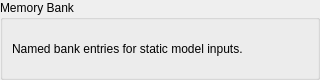
The window that src/WhiskerToolbox/DeepLearning_Widget/UI/DataBank/DataBankPropertiesWidget.ui (paulmthompson/WhiskerToolbox) describes before a commit, drawn with Qt 5.
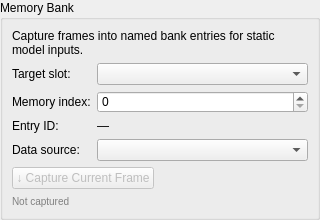
The same window after the commit.

Commit message: create separate UI for memory bank

Patch:
```diff
--- a/src/WhiskerToolbox/DeepLearning_Widget/UI/DataBank/DataBankPropertiesWidget.ui
+++ b/src/WhiskerToolbox/DeepLearning_Widget/UI/DataBank/DataBankPropertiesWidget.ui
@@ -7,7 +7,7 @@
     <x>0</x>
     <y>0</y>
     <width>320</width>
-    <height>80</height>
+    <height>220</height>
    </rect>
   </property>
   <property name="windowTitle">
@@ -35,13 +35,105 @@
       <item>
        <widget class="QLabel" name="memoryBankLabel">
         <property name="text">
-         <string>Named bank entries for static model inputs.</string>
+         <string>Capture frames into named bank entries for static model inputs.</string>
         </property>
         <property name="wordWrap">
          <bool>true</bool>
         </property>
        </widget>
       </item>
+      <item>
+       <layout class="QFormLayout" name="captureFormLayout">
+        <item row="0" column="0">
+         <widget class="QLabel" name="targetSlotLabel">
+          <property name="text">
+           <string>Target slot:</string>
+          </property>
+         </widget>
+        </item>
+        <item row="0" column="1">
+         <widget class="QComboBox" name="targetSlotCombo"/>
+        </item>
+        <item row="1" column="0">
+         <widget class="QLabel" name="memoryIndexLabel">
+          <property name="text">
+           <string>Memory index:</string>
+          </property>
+         </widget>
+        </item>
+        <item row="1" column="1">
+         <widget class="QSpinBox" name="memoryIndexSpin">
+          <property name="minimum">
+           <number>0</number>
+          </property>
+         </widget>
+        </item>
+        <item row="2" column="0">
+         <widget class="QLabel" name="entryIdCaptionLabel">
+          <property name="text">
+           <string>Entry ID:</string>
+          </property>
+         </widget>
+        </item>
+        <item row="2" column="1">
+         <widget class="QLabel" name="entryIdLabel">
+          <property name="text">
+           <string>—</string>
+          </property>
+          <property name="textInteractionFlags">
+           <set>Qt::TextSelectableByMouse</set>
+          </property>
+         </widget>
+        </item>
+        <item row="3" column="0">
+         <widget class="QLabel" name="dataSourceLabel">
+          <property name="text">
+           <string>Data source:</string>
+          </property>
+         </widget>
+        </item>
+        <item row="3" column="1">
+         <widget class="QComboBox" name="dataSourceCombo"/>
+        </item>
+       </layout>
+      </item>
+      <item>
+       <layout class="QHBoxLayout" name="captureButtonLayout">
+        <item>
+         <widget class="QPushButton" name="captureButton">
+          <property name="text">
+           <string>↓ Capture Current Frame</string>
+          </property>
+          <property name="enabled">
+           <bool>false</bool>
+          </property>
+         </widget>
+        </item>
+        <item>
+         <spacer name="captureButtonSpacer">
+          <property name="orientation">
+           <enum>Qt::Horizontal</enum>
+          </property>
+          <property name="sizeHint" stdset="0">
+           <size>
+            <width>40</width>
+            <height>20</height>
+           </size>
+          </property>
+         </spacer>
+        </item>
+       </layout>
+      </item>
+      <item>
+       <widget class="QLabel" name="captureStatusLabel">
+        <property name="text">
+         <string>Not captured</string>
+        </property>
+        <property name="styleSheet">
+         <string>color: gray; font-size: 10px;</string>
+        </property>
+       </widget>
+      </item>
      </layout>
     </widget>
    </item>
```
Left out of the diff: 2 changed lines with no effect on the pictures. The commit also changes 27 other files.
